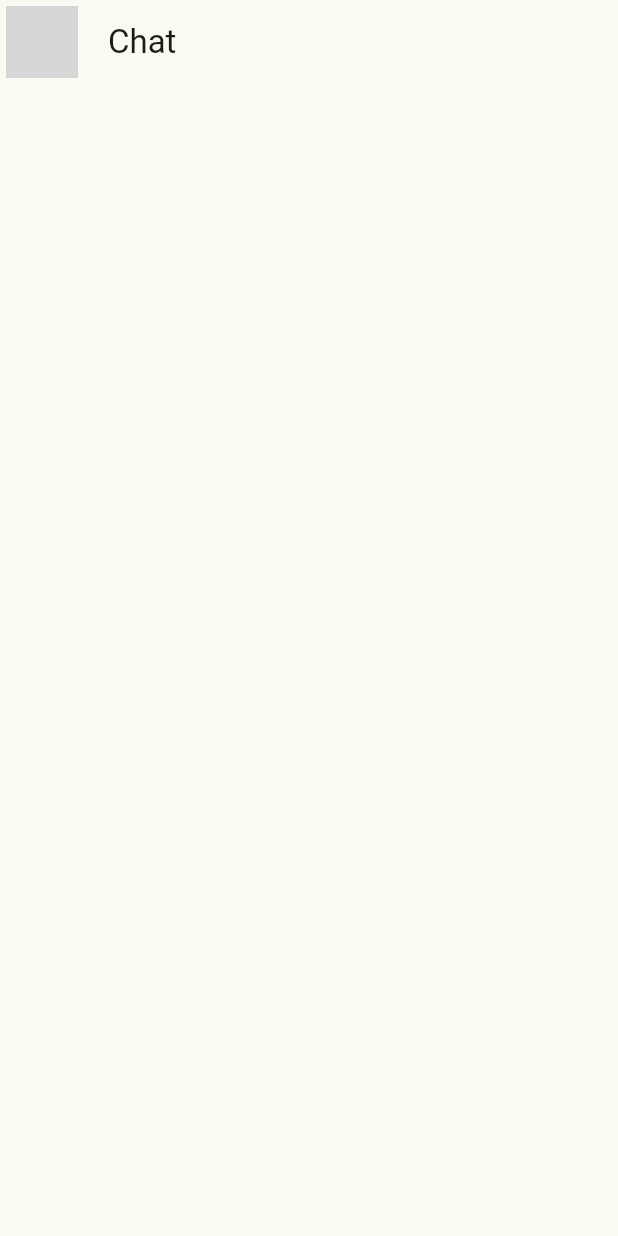
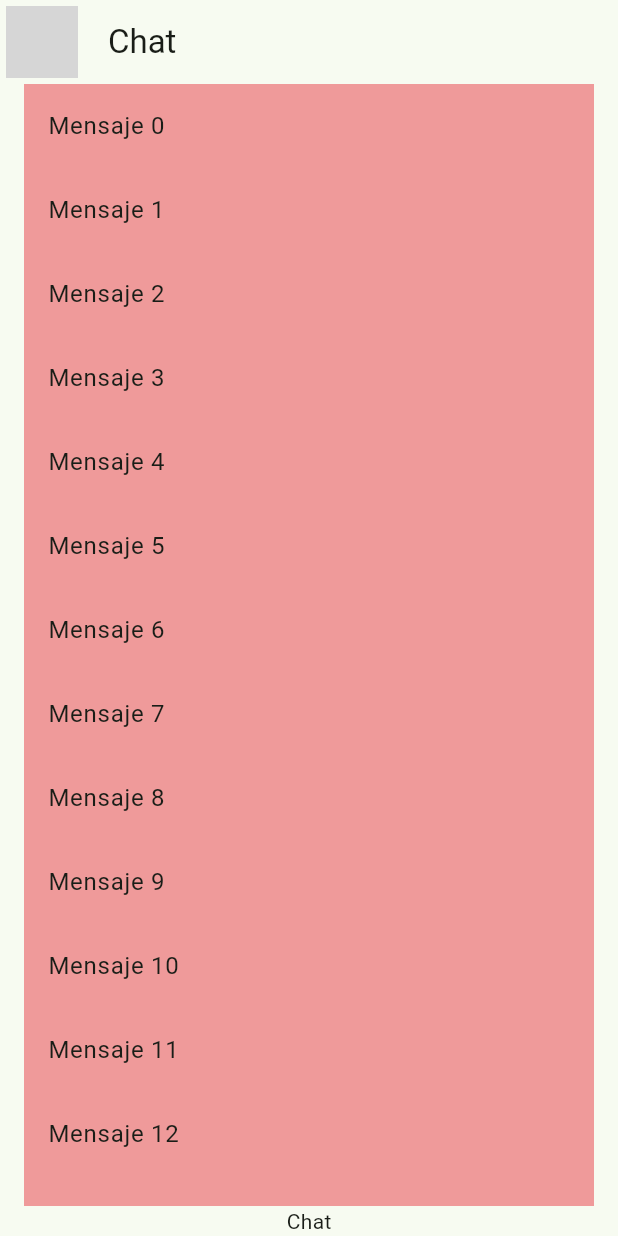
Before and after one commit to JavierSpartan-117/yes_no_app, a Flutter app: the screen it shows after launch, on a phone screen of 412 x 824 dp. Run offline on Flutter 3.47's test engine with Material 3 defaults, Android fonts, the phone set to English and light mode, and no system bars; network calls fail; grey boxes are pictures that could not be loaded.

Commit message:
vista de lista

```diff
--- a/lib/presentation/chat/chat_screen.dart
+++ b/lib/presentation/chat/chat_screen.dart
@@ -10,10 +10,37 @@ class ChatScreen extends StatelessWidget {
           leading: const Padding(
               padding: EdgeInsets.all(4.0),
               child: CircleAvatar(
-                        backgroundImage: NetworkImage('https://ugc-idle.s3-us-west-2.amazonaws.com/72a515b69524e735c753ed881d40581c.jpg'),
-                    )
+                backgroundImage: NetworkImage(
+                    'https://ugc-idle.s3-us-west-2.amazonaws.com/72a515b69524e735c753ed881d40581c.jpg'),
+              )),
+          title: const Text('Chat'),
         ),
-                title: const Text('Chat'),
+        body: _ChatView());
+  }
+}
+
+class _ChatView extends StatelessWidget {
+
+  @override
+  Widget build(BuildContext context) {
+    return SafeArea(
+      child: Padding(
+        padding: const EdgeInsets.symmetric(horizontal: 16.0),
+        child: Column(
+          children: [
+            Expanded(child: Container(
+              color: Colors.red[200],
+              child: ListView.builder(
+                itemCount: 50,
+                itemBuilder: (context, index) {
+                return ListTile(
+                  title: Text('Mensaje $index'),
+                );
+              }),
+            )),
+            const Text('Chat'),
+          ],
+        ),
       ),
     );
   }
```
Lines whose indentation alone changed are shown as unchanged.
